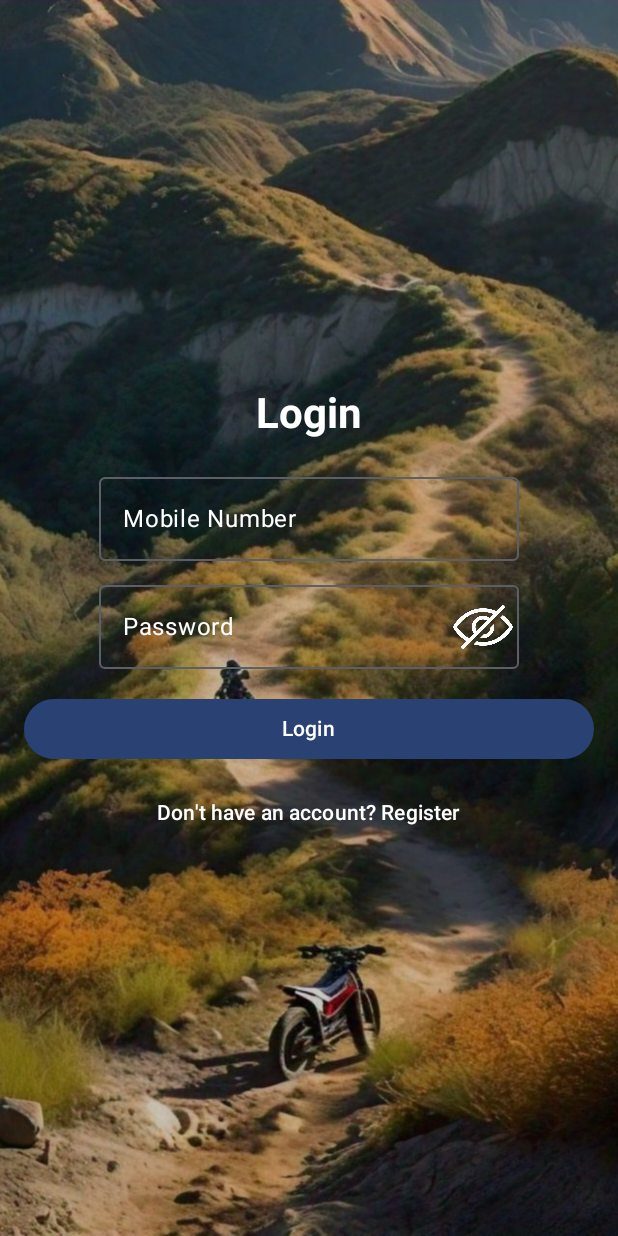
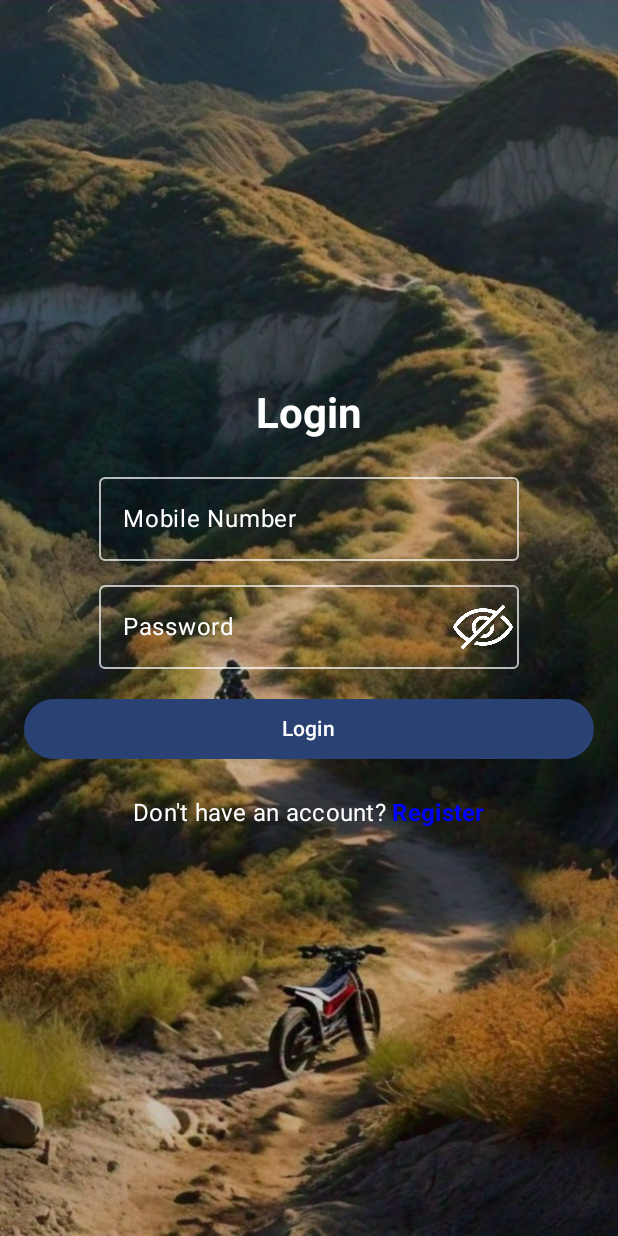
Before and after one commit to pranesh008/RideConnect, an Android app built with Jetpack Compose: the screen it shows after launch (MainActivity), on a phone screen of 412 x 824 dp. Run offline under Robolectric (Android 15) with nearby library versions, the phone set to English and light mode, and no system bars.

Commit message:
part 1 - Registration and Login page done

```diff
--- a/app/src/main/java/com/example/socialapp/LoginScreen.kt
+++ b/app/src/main/java/com/example/socialapp/LoginScreen.kt
@@ -1,8 +1,11 @@
+@file:Suppress("DEPRECATION")
+
 package com.example.socialapp
 
 import androidx.compose.foundation.Image
 import androidx.compose.foundation.background
 import androidx.compose.foundation.layout.*
+import androidx.compose.foundation.text.ClickableText
 import androidx.compose.foundation.text.KeyboardActions
 import androidx.compose.foundation.text.KeyboardOptions
 import androidx.compose.material3.*
@@ -16,17 +19,25 @@ import androidx.compose.ui.graphics.graphicsLayer
 import androidx.compose.ui.layout.ContentScale
 import androidx.compose.ui.platform.LocalFocusManager
 import androidx.compose.ui.res.painterResource
+import androidx.compose.ui.text.SpanStyle
+import androidx.compose.ui.text.buildAnnotatedString
 import androidx.compose.ui.text.font.FontWeight
 import androidx.compose.ui.text.input.ImeAction
 import androidx.compose.ui.text.input.KeyboardType
 import androidx.compose.ui.text.input.PasswordVisualTransformation
 import androidx.compose.ui.text.input.VisualTransformation
+import androidx.compose.ui.text.withStyle
 import androidx.compose.ui.tooling.preview.Preview
 import androidx.compose.ui.unit.dp
+import androidx.compose.ui.unit.sp
 import androidx.navigation.NavController
 import androidx.navigation.compose.rememberNavController
+import androidx.navigation.compose.navigation
 import com.example.socialapp.R
+import androidx.compose.ui.platform.LocalContext
 
+
+@OptIn(ExperimentalMaterial3Api::class)
 @Composable
 fun LoginScreen(navController: NavController) {
     val focusManager = LocalFocusManager.current
@@ -34,6 +45,8 @@ fun LoginScreen(navController: NavController) {
     var passwordVisible by remember {mutableStateOf(false)}
     var mobileNumber by remember { mutableStateOf("") }
     var password by remember { mutableStateOf("") }
+
+    val context = LocalContext.current
 
     // Using Box for stacking elements
     Box(
@@ -84,6 +97,16 @@ fun LoginScreen(navController: NavController) {
                 keyboardActions = KeyboardActions(
                     onNext = { focusManager.moveFocus(FocusDirection.Down) }
                 ),
+                colors = TextFieldDefaults.outlinedTextFieldColors(
+                    focusedBorderColor = Color.White,
+                    unfocusedBorderColor = Color.White.copy(alpha = 0.7f),
+                    focusedLabelColor = Color.White,
+                    unfocusedLabelColor = Color.White.copy(alpha = 0.7f),
+                    focusedTextColor = Color.White,
+                    unfocusedTextColor = Color.White,
+                    cursorColor = Color.White
+                ),
+
             )
 
             Spacer(modifier = Modifier.height(8.dp))
@@ -111,30 +134,72 @@ fun LoginScreen(navController: NavController) {
                     IconButton(onClick = { passwordVisible = !passwordVisible }) {
                         Icon(painter = image, contentDescription = null, tint = Color.White)
                     }
-                },)
+                },
+                colors = TextFieldDefaults.outlinedTextFieldColors(
+                    focusedBorderColor = Color.White,
+                    unfocusedBorderColor = Color.White.copy(alpha = 0.7f),
+                    focusedLabelColor = Color.White,
+                    unfocusedLabelColor = Color.White.copy(alpha = 0.7f),
+                    focusedTextColor = Color.White,
+                    unfocusedTextColor = Color.White,
+                    cursorColor = Color.White
+                ),
+                )
             Spacer(modifier = Modifier.height(16.dp))
 
             // Login Button
             Button(
                 onClick = {
-                          //validate input
-                          if (mobileNumber.isEmpty() || password.isEmpty()) {
-                              errorMessage = "Enter both Mobile number and Password"
-                          } else {
-                              errorMessage = ""
-                          //TODO: perform login logic
-                          }
-                          },
+                    // Validate input fields
+                    if (mobileNumber.isEmpty() || password.isEmpty()) {
+                        errorMessage = "Enter both Mobile number and Password"
+                    } else {
+                        // If inputs are valid, attempt to log in
+                        val dbHelper = DatabaseHelper(context)
+                        val userExists = dbHelper.checkUserCredentials(mobileNumber, password)
+
+                        if (userExists) {
+                            // Navigate to the next screen or show success message
+                            errorMessage = "Login successful"
+                            navController.navigate("home") {// Navigate to home screen
+                                popUpTo("login") { inclusive = true } //remove login from back stack
+                            }
+                        }else {
+                            // Show error message if user not found
+                            errorMessage = "Invalid mobile number or password"
+                        }
+                    }
+                },
                 modifier = Modifier.fillMaxWidth()
             ) {
                 Text("Login")
             }
 
+
             Spacer(modifier = Modifier.height(8.dp))
 
             // Create New Account Button
             TextButton(onClick = { navController.navigate("register") }) {
-                Text("Don't have an account? Register", color = Color.White)
+                val annotatedText = buildAnnotatedString {
+                    append("Don't have an account? ")
+
+                    // Create a hyperlink style for the word "Register"
+                    pushStringAnnotation(tag = "register", annotation = "register")
+                    withStyle(style = SpanStyle(color = Color.Blue, fontWeight = FontWeight.Bold)) {
+                        append("Register")
+                    }
+                    pop()
+                }
+                ClickableText(
+                    text = annotatedText,
+                    style = MaterialTheme.typography.bodyMedium.copy(color = Color.White, fontSize = 16.sp),
+                    onClick = { offset ->
+                        annotatedText.getStringAnnotations(tag = "register", start = offset, end = offset)
+                            .firstOrNull()?.let {
+                                navController.navigate("register")  // Navigate to the Register screen
+                            }
+                    }
+                )
             }
         }
     }
--- a/app/src/main/java/com/example/socialapp/Navigation.kt
+++ b/app/src/main/java/com/example/socialapp/Navigation.kt
@@ -11,12 +11,21 @@ fun Navigation() {
     val navController = rememberNavController()
 
     NavHost(navController = navController, startDestination = "login") {
+
+        //Login screen
         composable("login") {
             LoginScreen(navController = navController)
         }
-        composable("signup") {
+        composable("home") {
+            HomeScreen(navController = navController)
+        }
+
+        //Register screen
+        composable("register") {
             RegisterScreen(navController = navController)
         }
+
+
         composable("profile") {
             ProfileScreen(
                 username = "RiderName",
```
Also changed, not shown: app/src/main/java/com/example/socialapp/DatabaseHelper.kt (+23 -5 lines).
